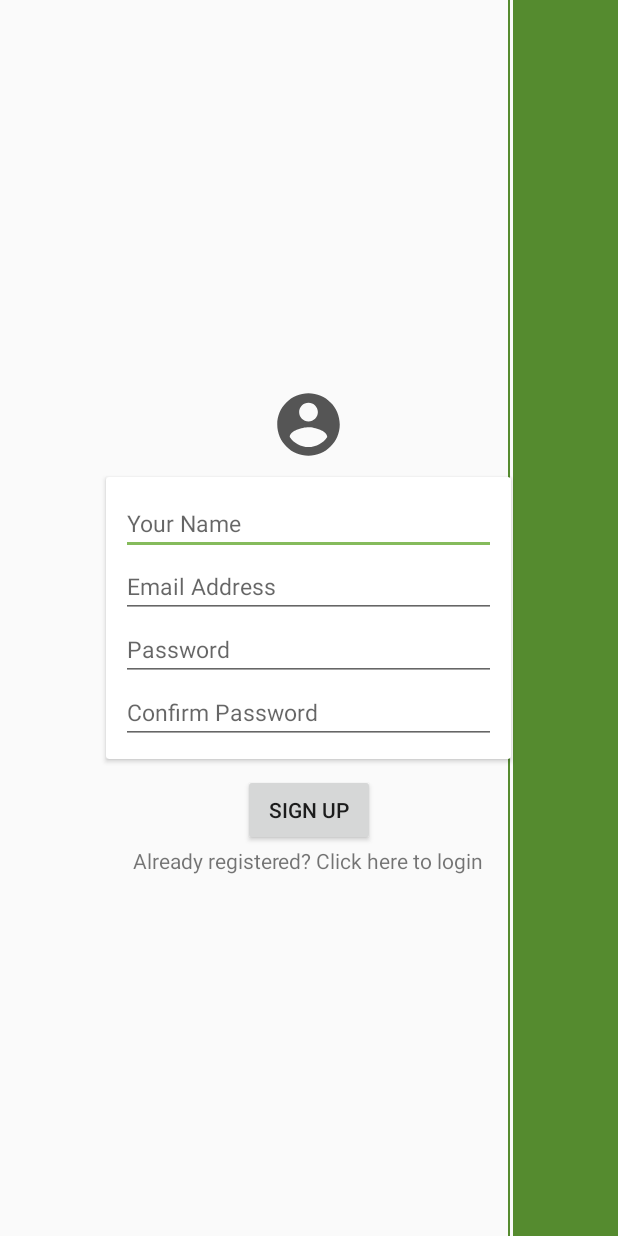
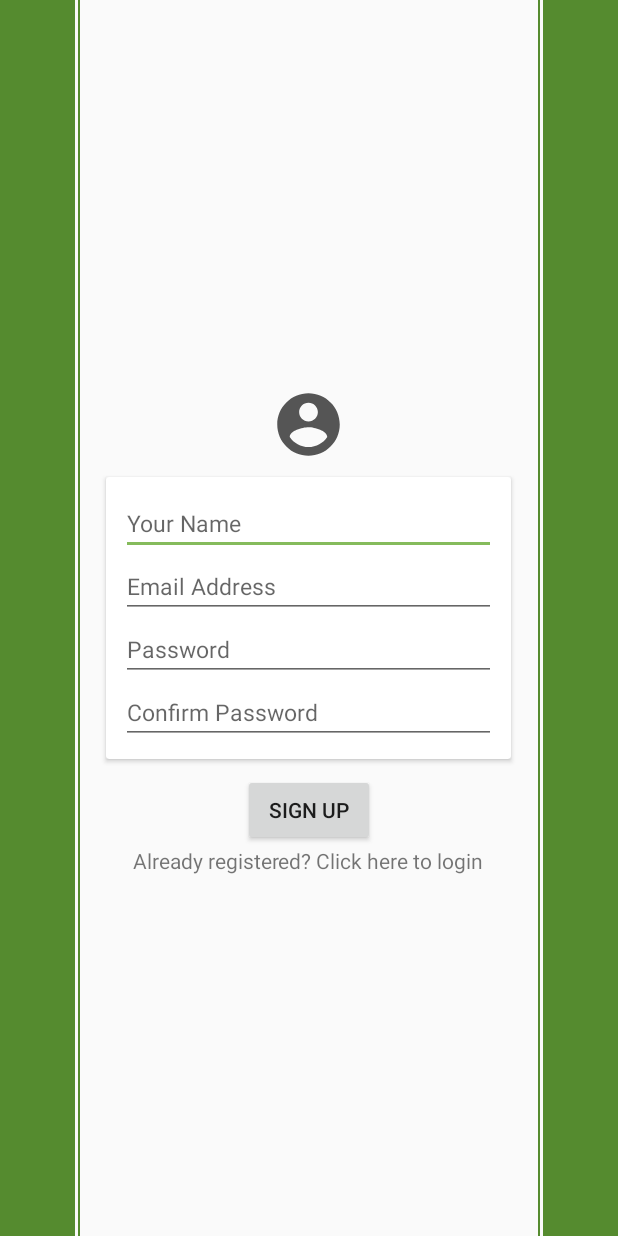
Before and after one commit to PrincessHernandez/TripPlanner_V1, an Android app: the screen it shows after launch (signUp), after a tap on "SKIP", on a phone screen of 412 x 824 dp. Run offline under Robolectric (Android 15) with nearby library versions, the phone set to English and light mode, and no system bars; our stand-ins replace Firebase (no records; nobody signed in at launch, a user with empty details on screens opened directly); 1 other tap on this screen came first.

Commit message:
Back Button and Layout

```diff
--- a/app/src/main/res/layout/activity_sign_up.xml
+++ b/app/src/main/res/layout/activity_sign_up.xml
@@ -8,9 +8,22 @@
 
     <View
         android:id="@+id/rightSignupView"
-        android:layout_width="70dp"
+        android:layout_width="50dp"
         android:layout_height="match_parent"
         android:layout_alignParentEnd="true"
+        android:background="@color/colorPrimary"/>
+
+    <View
+        android:id="@+id/leftSignUpView"
+        android:layout_width="50dp"
+        android:layout_height="match_parent"
+        android:background="@color/colorPrimary"/>
+
+    <View
+        android:layout_width="1dp"
+        android:layout_height="match_parent"
+        android:layout_toEndOf="@+id/leftSignUpView"
+        android:layout_marginStart="2dp"
         android:background="@color/colorPrimary"/>
 
     <View
--- a/app/src/main/res/values/strings.xml
+++ b/app/src/main/res/values/strings.xml
@@ -36,4 +36,7 @@
     <string name="longitude">Longitude: 0.00</string>
     <string name="name">Name</string>
     <string name="type">type</string>
+    <string name="want_to_exit">want to exit the app</string>
+    <string name="yes">yes</string>
+    <string name="no">no</string>
 </resources>
```
Also changed, not shown: app/src/main/java/travelers/tripplanner/MainActivity.java (+28 -1 lines), app/src/main/res/layout/activity_sign_in.xml (+6 -4 lines), 1651 other files.
